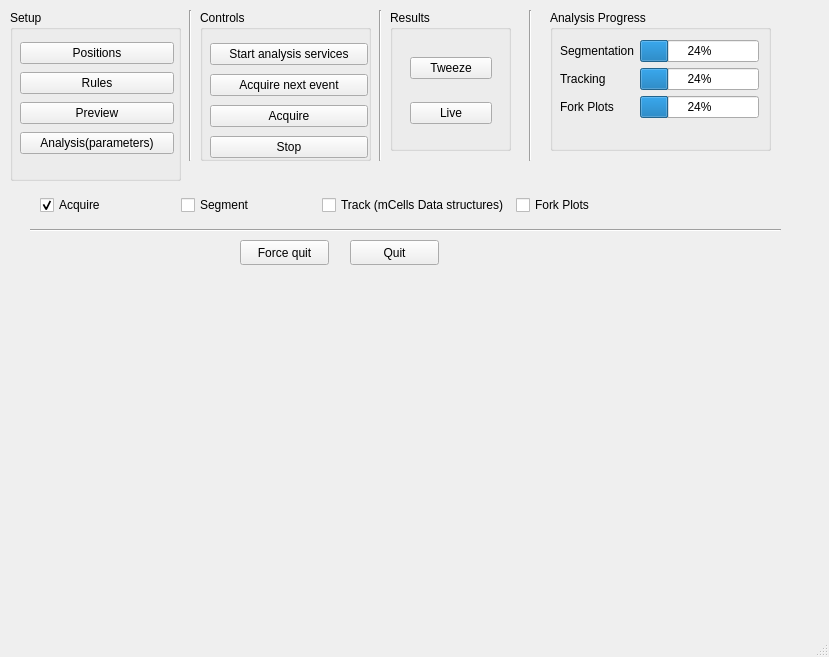
First picture: the form in rtclient/ui/qt_ui_files/main.ui, repository karempudi/rtclient, before the edit.
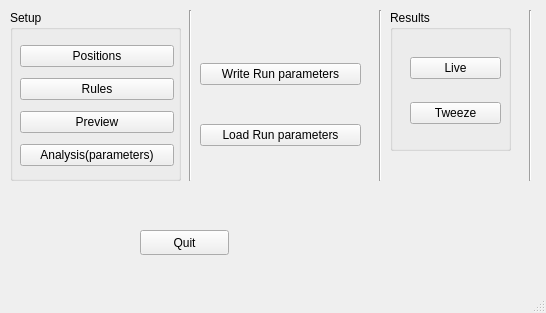
Second picture: the form after the edit.

```diff
--- a/rtclient/ui/qt_ui_files/main.ui
+++ b/rtclient/ui/qt_ui_files/main.ui
@@ -6,8 +6,8 @@
    <rect>
     <x>0</x>
     <y>0</y>
-    <width>829</width>
-    <height>657</height>
+    <width>546</width>
+    <height>313</height>
    </rect>
   </property>
   <property name="windowTitle">
@@ -20,73 +20,6 @@
    <string/>
   </property>
   <widget class="QWidget" name="centralwidget">
-   <widget class="QGroupBox" name="groupBox">
-    <property name="geometry">
-     <rect>
-      <x>550</x>
-      <y>10</y>
-      <width>221</width>
-      <height>141</height>
-     </rect>
-    </property>
-    <property name="title">
-     <string>Analysis Progress</string>
-    </property>
-    <widget class="QWidget" name="formLayoutWidget">
-     <property name="geometry">
-      <rect>
-       <x>10</x>
-       <y>30</y>
-       <width>199</width>
-       <height>101</height>
-      </rect>
-     </property>
-     <layout class="QFormLayout" name="formLayout">
-      <item row="0" column="0">
-       <widget class="QLabel" name="label">
-        <property name="text">
-         <string>Segmentation</string>
-        </property>
-       </widget>
-      </item>
-      <item row="1" column="0">
-       <widget class="QLabel" name="label_2">
-        <property name="text">
-         <string>Tracking</string>
-        </property>
-       </widget>
-      </item>
-      <item row="2" column="0">
-       <widget class="QLabel" name="label_3">
-        <property name="text">
-         <string>Fork Plots</string>
-        </property>
-       </widget>
-      </item>
-      <item row="0" column="1">
-       <widget class="QProgressBar" name="progressBar">
-        <property name="value">
-         <number>24</number>
-        </property>
-       </widget>
-      </item>
-      <item row="1" column="1">
-       <widget class="QProgressBar" name="progressBar_2">
-        <property name="value">
-         <number>24</number>
-        </property>
-       </widget>
-      </item>
-      <item row="2" column="1">
-       <widget class="QProgressBar" name="progressBar_3">
-        <property name="value">
-         <number>24</number>
-        </property>
-       </widget>
-      </item>
-     </layout>
-    </widget>
-   </widget>
    <widget class="QGroupBox" name="groupBox_2">
     <property name="geometry">
      <rect>
@@ -104,11 +37,18 @@
       <rect>
        <x>20</x>
        <y>30</y>
-       <width>82</width>
+       <width>91</width>
        <height>101</height>
       </rect>
      </property>
      <layout class="QVBoxLayout" name="verticalLayout_2">
+      <item>
+       <widget class="QPushButton" name="live_button">
+        <property name="text">
+         <string>Live</string>
+        </property>
+       </widget>
+      </item>
       <item>
        <widget class="QPushButton" name="tweezer_button">
         <property name="text">
@@ -116,92 +56,16 @@
         </property>
        </widget>
       </item>
-      <item>
-       <widget class="QPushButton" name="pushButton_6">
-        <property name="accessibleDescription">
-         <string extracomment="testa"/>
-        </property>
-        <property name="text">
-         <string>Live</string>
-        </property>
-       </widget>
-      </item>
      </layout>
     </widget>
    </widget>
-   <widget class="QGroupBox" name="groupBox_4">
-    <property name="geometry">
-     <rect>
-      <x>200</x>
-      <y>10</y>
-      <width>171</width>
-      <height>151</height>
-     </rect>
-    </property>
-    <property name="title">
-     <string>Controls</string>
-    </property>
-    <widget class="QWidget" name="verticalLayoutWidget">
-     <property name="geometry">
-      <rect>
-       <x>10</x>
-       <y>30</y>
-       <width>158</width>
-       <height>121</height>
-      </rect>
-     </property>
-     <layout class="QVBoxLayout" name="verticalLayout">
-      <item>
-       <widget class="QPushButton" name="start_analysis_button">
-        <property name="text">
-         <string>Start analysis services</string>
-        </property>
-       </widget>
-      </item>
-      <item>
-       <widget class="QPushButton" name="acquire_next_button">
-        <property name="text">
-         <string>Acquire next event</string>
-        </property>
-       </widget>
-      </item>
-      <item>
-       <widget class="QPushButton" name="acquire_in_loop_button">
-        <property name="text">
-         <string>Acquire</string>
-        </property>
-       </widget>
-      </item>
-      <item>
-       <widget class="QPushButton" name="stop_button">
-        <property name="text">
-         <string>Stop</string>
-        </property>
-       </widget>
-      </item>
-     </layout>
-    </widget>
-   </widget>
-   <widget class="Line" name="line">
-    <property name="geometry">
-     <rect>
-      <x>30</x>
-      <y>220</y>
-      <width>751</width>
-      <height>20</height>
-     </rect>
-    </property>
-    <property name="orientation">
-     <enum>Qt::Horizontal</enum>
-    </property>
-   </widget>
    <widget class="Line" name="line_2">
     <property name="geometry">
      <rect>
       <x>180</x>
       <y>10</y>
       <width>20</width>
-      <height>151</height>
+      <height>171</height>
      </rect>
     </property>
     <property name="orientation">
@@ -214,7 +78,7 @@
       <x>370</x>
       <y>10</y>
       <width>20</width>
-      <height>151</height>
+      <height>171</height>
      </rect>
     </property>
     <property name="orientation">
@@ -227,7 +91,7 @@
       <x>520</x>
       <y>10</y>
       <width>20</width>
-      <height>151</height>
+      <height>171</height>
      </rect>
     </property>
     <property name="orientation">
@@ -252,7 +116,7 @@
        <x>10</x>
        <y>30</y>
        <width>154</width>
-       <height>120</height>
+       <height>131</height>
       </rect>
      </property>
      <layout class="QVBoxLayout" name="verticalLayout_3">
@@ -287,70 +151,11 @@
      </layout>
     </widget>
    </widget>
-   <widget class="QWidget" name="horizontalLayoutWidget">
+   <widget class="QPushButton" name="quit_button">
     <property name="geometry">
      <rect>
-      <x>40</x>
-      <y>190</y>
-      <width>611</width>
-      <height>31</height>
-     </rect>
-    </property>
-    <layout class="QHBoxLayout" name="horizontalLayout">
-     <item>
-      <widget class="QCheckBox" name="checkBox_4">
-       <property name="enabled">
-        <bool>true</bool>
-       </property>
-       <property name="text">
-        <string>Acquire</string>
-       </property>
-       <property name="checked">
-        <bool>true</bool>
-       </property>
-      </widget>
-     </item>
-     <item>
-      <widget class="QCheckBox" name="checkBox_3">
-       <property name="text">
-        <string>Segment</string>
-       </property>
-      </widget>
-     </item>
-     <item>
-      <widget class="QCheckBox" name="checkBox_2">
-       <property name="text">
-        <string>Track (mCells Data structures)</string>
-       </property>
-      </widget>
-     </item>
-     <item>
-      <widget class="QCheckBox" name="checkBox">
-       <property name="text">
-        <string>Fork Plots</string>
-       </property>
-      </widget>
-     </item>
-    </layout>
-   </widget>
-   <widget class="QPushButton" name="pushButton_9">
-    <property name="geometry">
-     <rect>
-      <x>240</x>
-      <y>240</y>
-      <width>89</width>
-      <height>25</height>
-     </rect>
-    </property>
-    <property name="text">
-     <string>Force quit</string>
-    </property>
-   </widget>
-   <widget class="QPushButton" name="pushButton_10">
-    <property name="geometry">
-     <rect>
-      <x>350</x>
-      <y>240</y>
+      <x>140</x>
+      <y>230</y>
       <width>89</width>
       <height>25</height>
      </rect>
@@ -359,6 +164,32 @@
      <string>Quit</string>
     </property>
    </widget>
+   <widget class="QWidget" name="verticalLayoutWidget">
+    <property name="geometry">
+     <rect>
+      <x>200</x>
+      <y>30</y>
+      <width>161</width>
+      <height>151</height>
+     </rect>
+    </property>
+    <layout class="QVBoxLayout" name="verticalLayout">
+     <item>
+      <widget class="QPushButton" name="write_run_params_button">
+       <property name="text">
+        <string>Write Run parameters</string>
+       </property>
+      </widget>
+     </item>
+     <item>
+      <widget class="QPushButton" name="load_run_params_button">
+       <property name="text">
+        <string>Load Run parameters</string>
+       </property>
+      </widget>
+     </item>
+    </layout>
+   </widget>
   </widget>
   <widget class="QMenuBar" name="menubar">
    <property name="geometry">
```
Left out of the diff: 2 changed lines with no effect on the pictures.
